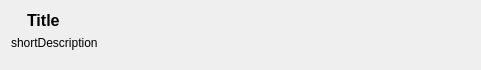
First picture: the form in OTWidgets/message.ui, repository pietr26/OMSI-Tools, before the edit.
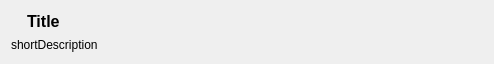
Second picture: the form after the edit. Icons and pictures are not drawn.

Commit message: Beta: Message system

What changed in the file:
```diff
--- a/OTWidgets/message.ui
+++ b/OTWidgets/message.ui
@@ -6,12 +6,12 @@
    <rect>
     <x>0</x>
     <y>0</y>
-    <width>481</width>
-    <height>70</height>
+    <width>494</width>
+    <height>64</height>
    </rect>
   </property>
   <property name="sizePolicy">
-   <sizepolicy hsizetype="Maximum" vsizetype="Maximum">
+   <sizepolicy hsizetype="Preferred" vsizetype="Maximum">
     <horstretch>0</horstretch>
     <verstretch>0</verstretch>
    </sizepolicy>
@@ -49,12 +49,21 @@
      </item>
      <item>
       <widget class="QLabel" name="lblTitle">
+       <property name="sizePolicy">
+        <sizepolicy hsizetype="Preferred" vsizetype="Maximum">
+         <horstretch>0</horstretch>
+         <verstretch>0</verstretch>
+        </sizepolicy>
+       </property>
        <property name="font">
         <font>
          <pointsize>12</pointsize>
          <bold>true</bold>
         </font>
        </property>
+       <property name="autoFillBackground">
+        <bool>false</bool>
+       </property>
        <property name="text">
         <string notr="true">Title</string>
        </property>
@@ -67,6 +76,12 @@
    </item>
    <item>
     <widget class="QLabel" name="lblShortDescription">
+     <property name="sizePolicy">
+      <sizepolicy hsizetype="Preferred" vsizetype="Maximum">
+       <horstretch>0</horstretch>
+       <verstretch>0</verstretch>
+      </sizepolicy>
+     </property>
      <property name="text">
       <string notr="true">shortDescription</string>
      </property>
@@ -75,19 +90,6 @@
      </property>
     </widget>
    </item>
-   <item>
-    <spacer name="verticalSpacer">
-     <property name="orientation">
-      <enum>Qt::Vertical</enum>
-     </property>
-     <property name="sizeHint" stdset="0">
-      <size>
-       <width>20</width>
-       <height>0</height>
-      </size>
-     </property>
-    </spacer>
-   </item>
   </layout>
  </widget>
  <resources>
```
The commit also changes 4 other files.
